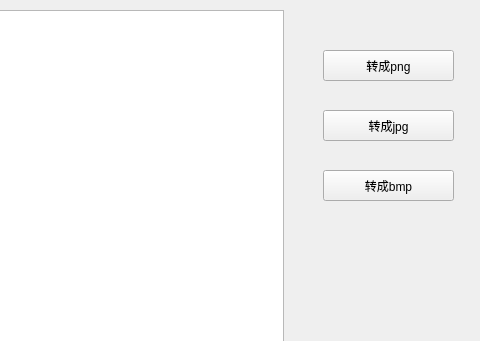
First picture: the form in translateimagewidget.ui, repository qianxihaoyue/ToolFamily, before the edit; both pictures show x 497 to 977 and y 0 to 341 of the 977 by 563 pixel window.
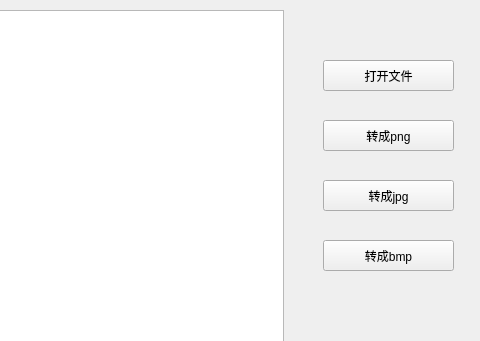
Second picture: the form after the edit.

Commit message: 图像转换功能写完一半

What changed in the file:
```diff
--- a/translateimagewidget.ui
+++ b/translateimagewidget.ui
@@ -36,7 +36,7 @@
     <property name="geometry">
      <rect>
       <x>10</x>
-      <y>30</y>
+      <y>100</y>
       <width>131</width>
       <height>31</height>
      </rect>
@@ -49,7 +49,7 @@
     <property name="geometry">
      <rect>
       <x>10</x>
-      <y>90</y>
+      <y>160</y>
       <width>131</width>
       <height>31</height>
      </rect>
@@ -62,7 +62,7 @@
     <property name="geometry">
      <rect>
       <x>10</x>
-      <y>150</y>
+      <y>220</y>
       <width>131</width>
       <height>31</height>
      </rect>
@@ -71,6 +71,19 @@
      <string>转成bmp</string>
     </property>
    </widget>
+   <widget class="QPushButton" name="pushButton_0">
+    <property name="geometry">
+     <rect>
+      <x>10</x>
+      <y>40</y>
+      <width>131</width>
+      <height>31</height>
+     </rect>
+    </property>
+    <property name="text">
+     <string>打开文件</string>
+    </property>
+   </widget>
   </widget>
  </widget>
  <resources/>
```
Left out of the diff: 2 changed lines with no effect on the pictures. The commit also changes 2 other files.
